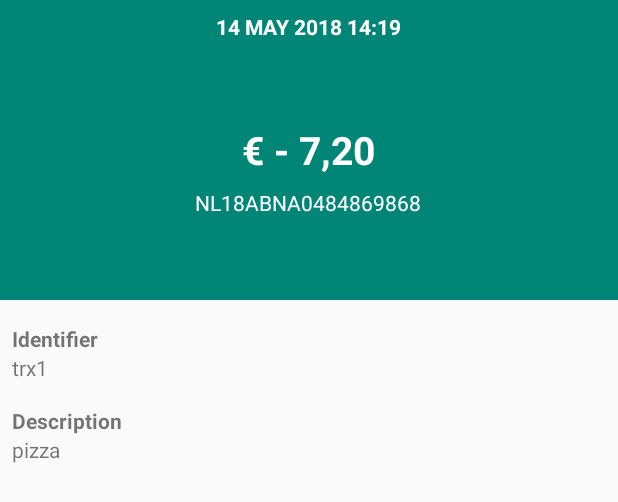
After one commit to jordansilva/MyWalletTest, an Android app: the layout activity_transaction_detail.xml on its own in the app's theme, with its tools: preview values and no code run, on a phone screen of 412 x 824 dp. The commit adds this screen. Shown: the top 502 px of the screen. Run offline under Robolectric (Android 15) with nearby library versions, the phone set to English and light mode, and no system bars.

Commit message:
Adding detail screen

```diff
--- a/app/src/main/AndroidManifest.xml
+++ b/app/src/main/AndroidManifest.xml
@@ -26,6 +26,8 @@
         <meta-data
             android:name="io.fabric.ApiKey"
             android:value="07a94059ed3a609bf50aa48a635b101646358a95" />
+
+        <activity android:name=".ui.transaction.TransactionDetailActivity"></activity>
     </application>
 
 </manifest>
--- a/app/src/main/java/com/jordansilva/mywallet/MainActivity.kt
+++ b/app/src/main/java/com/jordansilva/mywallet/MainActivity.kt
@@ -2,7 +2,9 @@ package com.jordansilva.mywallet
 
 import android.graphics.drawable.ClipDrawable.HORIZONTAL
 import android.os.Bundle
+import android.transition.TransitionManager
 import android.view.View
+import android.view.ViewGroup
 import androidx.appcompat.app.AppCompatActivity
 import androidx.lifecycle.Observer
 import androidx.recyclerview.widget.DividerItemDecoration
@@ -10,6 +12,7 @@ import com.jordansilva.mywallet.model.BankAccountView
 import com.jordansilva.mywallet.model.BankTransactionView
 import com.jordansilva.mywallet.ui.BankAccountViewModel
 import com.jordansilva.mywallet.ui.BankTransactionAdapter
+import com.jordansilva.mywallet.ui.transaction.TransactionDetailFragment
 import com.jordansilva.mywallet.util.OnItemClickViewListener
 import com.jordansilva.mywallet.util.drawableLeft
 import com.jordansilva.mywallet.util.money
@@ -50,6 +53,9 @@ class MainActivity : AppCompatActivity(), OnItemClickViewListener<BankTransactio
     }
 
     override fun onClickItem(view: View, item: BankTransactionView) {
+        TransitionManager.beginDelayedTransition(constraintLayout.parent as ViewGroup)
+        val dialog = TransactionDetailFragment.newInstance(item)
+        dialog.show(supportFragmentManager, "DIALOG")
     }
 
 }
--- /dev/null
+++ b/app/src/main/res/anim/fade_in_dialog.xml
@@ -0,0 +1,6 @@
+<?xml version="1.0" encoding="utf-8"?>
+<alpha xmlns:android="http://schemas.android.com/apk/res/android"
+    android:duration="200"
+    android:fromAlpha="0.0"
+    android:interpolator="@android:anim/accelerate_interpolator"
+    android:toAlpha="1.0" />
--- /dev/null
+++ b/app/src/main/res/anim/fade_out_dialog.xml
@@ -0,0 +1,6 @@
+<?xml version="1.0" encoding="utf-8"?>
+<alpha xmlns:android="http://schemas.android.com/apk/res/android"
+    android:duration="200"
+    android:fromAlpha="1.0"
+    android:interpolator="@android:anim/decelerate_interpolator"
+    android:toAlpha="0.0" />
--- a/app/src/main/res/layout/activity_main.xml
+++ b/app/src/main/res/layout/activity_main.xml
@@ -2,8 +2,10 @@
 <androidx.constraintlayout.widget.ConstraintLayout xmlns:android="http://schemas.android.com/apk/res/android"
     xmlns:app="http://schemas.android.com/apk/res-auto"
     xmlns:tools="http://schemas.android.com/tools"
+    android:id="@+id/constraintLayoutBase"
     android:layout_width="match_parent"
     android:layout_height="match_parent"
+    android:animateLayoutChanges="true"
     tools:context=".MainActivity">
 
     <androidx.constraintlayout.widget.ConstraintLayout
--- /dev/null
+++ b/app/src/main/res/layout/activity_transaction_detail.xml
@@ -0,0 +1,85 @@
+<?xml version="1.0" encoding="utf-8"?>
+<LinearLayout xmlns:android="http://schemas.android.com/apk/res/android"
+    xmlns:tools="http://schemas.android.com/tools"
+    android:layout_width="match_parent"
+    android:layout_height="match_parent"
+    android:animateLayoutChanges="true"
+    android:minWidth="300dp"
+    android:minHeight="400dp"
+    android:orientation="vertical"
+    tools:context=".ui.transaction.TransactionDetailFragment">
+
+    <RelativeLayout
+        android:layout_width="match_parent"
+        android:layout_height="200dp"
+        android:background="@color/colorPrimary">
+
+        <TextView
+            android:id="@+id/textDate"
+            android:layout_width="wrap_content"
+            android:layout_height="wrap_content"
+            android:layout_centerHorizontal="true"
+            android:layout_marginTop="8dp"
+            android:textAllCaps="true"
+            android:textColor="@android:color/white"
+            android:textStyle="bold"
+            tools:text="14 May 2018 14:19" />
+
+        <TextView
+            android:id="@+id/textAmount"
+            android:layout_width="wrap_content"
+            android:layout_height="35dp"
+            android:layout_centerInParent="true"
+            android:layout_marginStart="8dp"
+            android:layout_marginEnd="8dp"
+            android:textColor="@android:color/white"
+            android:textSize="26sp"
+            android:textStyle="bold"
+            tools:text="€ - 7,20" />
+
+        <TextView
+            android:id="@+id/textOtherAccount"
+            android:layout_width="wrap_content"
+            android:layout_height="wrap_content"
+            android:layout_below="@id/textAmount"
+            android:layout_centerHorizontal="true"
+            android:layout_marginTop="8dp"
+            android:textAllCaps="false"
+            android:textColor="@android:color/white"
+            tools:text="NL18ABNA0484869868" />
+
+    </RelativeLayout>
+
+    <TextView
+        android:layout_width="wrap_content"
+        android:layout_height="wrap_content"
+        android:layout_marginStart="8dp"
+        android:layout_marginTop="16dp"
+        android:text="@string/identifier"
+        android:textStyle="bold" />
+
+    <TextView
+        android:id="@+id/textIdentifier"
+        android:layout_width="wrap_content"
+        android:layout_height="wrap_content"
+        android:layout_marginStart="8dp"
+        tools:text="trx1" />
+
+    <TextView
+        android:layout_width="wrap_content"
+        android:layout_height="wrap_content"
+        android:layout_marginStart="8dp"
+        android:layout_marginTop="16dp"
+        android:text="@string/description"
+        android:textStyle="bold" />
+
+    <TextView
+        android:id="@+id/textDescription"
+        android:layout_width="wrap_content"
+        android:layout_height="wrap_content"
+        android:layout_marginStart="8dp"
+        android:layout_marginEnd="8dp"
+        tools:text="pizza" />
+
+
+</LinearLayout>
--- a/app/src/main/res/values/strings.xml
+++ b/app/src/main/res/values/strings.xml
@@ -3,4 +3,6 @@
     <string name="transactions">Transactions</string>
     <string name="bank_account">Bank Account</string>
     <string name="recent_transactions">Recent Transactions</string>
+    <string name="identifier">Identifier</string>
+    <string name="description">Description</string>
 </resources>
--- a/app/src/main/res/values/styles.xml
+++ b/app/src/main/res/values/styles.xml
@@ -8,4 +8,10 @@
         <item name="colorAccent">@color/colorAccent</item>
     </style>
 
+    <style
+        name="dialog_animation_fade" >
+        <item name="android:windowEnterAnimation">@anim/fade_in_dialog</item>
+        <item name="android:windowExitAnimation">@anim/fade_out_dialog</item>
+    </style>
+
 </resources>
--- a/build.gradle
+++ b/build.gradle
@@ -30,6 +30,7 @@ task clean(type: Delete) {
 }
 
 ext {
+    ankoVersion = '0.10.4'
     koinVersion = '1.0.1'
     gsonVersion = "2.8.2"
 }
```
Also changed, not shown: app/build.gradle (+16 -2 lines), app/src/main/java/com/jordansilva/mywallet/model/BankTransactionView.kt (+6 -5 lines), app/src/main/java/com/jordansilva/mywallet/ui/transaction/TransactionDetailFragment.kt (added, +68 -0 lines).
